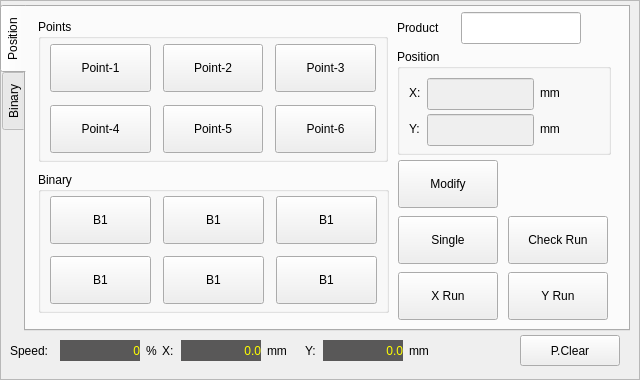
The window that hcmanualoperation/ichcmanualoperationpageframe.ui (GaussCheng/2-5AxisPunch) describes before a commit, drawn with Qt 5.
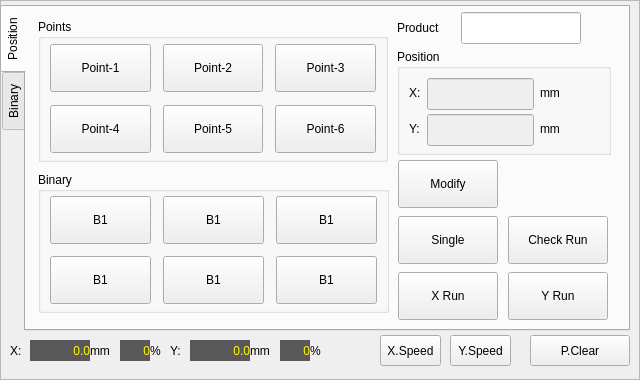
The same window after the commit. Custom widgets are drawn as their Qt base class.

```diff
--- a/hcmanualoperation/ichcmanualoperationpageframe.ui
+++ b/hcmanualoperation/ichcmanualoperationpageframe.ui
@@ -1348,34 +1348,15 @@
     </layout>
    </widget>
   </widget>
-  <widget class="QLabel" name="label_8">
-   <property name="geometry">
-    <rect>
-     <x>10</x>
-     <y>340</y>
-     <width>44</width>
-     <height>21</height>
-    </rect>
-   </property>
-   <property name="text">
-    <string>Speed:</string>
-   </property>
-  </widget>
   <widget class="QLabel" name="xCurrentPos">
    <property name="geometry">
     <rect>
-     <x>181</x>
+     <x>30</x>
      <y>340</y>
-     <width>80</width>
+     <width>60</width>
      <height>21</height>
     </rect>
    </property>
-   <property name="minimumSize">
-    <size>
-     <width>80</width>
-     <height>0</height>
-    </size>
-   </property>
    <property name="palette">
     <palette>
      <active>
@@ -1807,7 +1788,7 @@
   <widget class="QLabel" name="label_11">
    <property name="geometry">
     <rect>
-     <x>305</x>
+     <x>170</x>
      <y>340</y>
      <width>16</width>
      <height>21</height>
@@ -1820,7 +1801,7 @@
   <widget class="QLabel" name="label_10">
    <property name="geometry">
     <rect>
-     <x>409</x>
+     <x>250</x>
      <y>340</y>
      <width>31</width>
      <height>21</height>
@@ -1833,7 +1814,7 @@
   <widget class="QLabel" name="label_9">
    <property name="geometry">
     <rect>
-     <x>267</x>
+     <x>90</x>
      <y>340</y>
      <width>31</width>
      <height>21</height>
@@ -1846,18 +1827,12 @@
   <widget class="QLabel" name="yCurrentPos">
    <property name="geometry">
     <rect>
-     <x>323</x>
+     <x>190</x>
      <y>340</y>
-     <width>80</width>
+     <width>60</width>
      <height>21</height>
     </rect>
    </property>
-   <property name="minimumSize">
-    <size>
-     <width>80</width>
-     <height>0</height>
-    </size>
-   </property>
    <property name="palette">
     <palette>
      <active>
@@ -2289,7 +2264,7 @@
   <widget class="QLabel" name="label_12">
    <property name="geometry">
     <rect>
-     <x>146</x>
+     <x>150</x>
      <y>340</y>
      <width>16</width>
      <height>21</height>
@@ -2302,7 +2277,7 @@
   <widget class="QLabel" name="label_7">
    <property name="geometry">
     <rect>
-     <x>162</x>
+     <x>10</x>
      <y>340</y>
      <width>16</width>
      <height>21</height>
@@ -2315,18 +2290,12 @@
   <widget class="QLabel" name="speed">
    <property name="geometry">
     <rect>
-     <x>60</x>
+     <x>120</x>
      <y>340</y>
-     <width>80</width>
+     <width>30</width>
      <height>21</height>
     </rect>
    </property>
-   <property name="minimumSize">
-    <size>
-     <width>80</width>
-     <height>0</height>
-    </size>
-   </property>
    <property name="palette">
     <palette>
      <active>
@@ -2758,7 +2727,7 @@
   <widget class="QPushButton" name="productClear">
    <property name="geometry">
     <rect>
-     <x>520</x>
+     <x>530</x>
      <y>335</y>
      <width>100</width>
      <height>31</height>
@@ -2774,6 +2743,500 @@
     <string>P.Clear</string>
    </property>
   </widget>
+  <widget class="QPushButton" name="xSpeed">
+   <property name="geometry">
+    <rect>
+     <x>380</x>
+     <y>335</y>
+     <width>61</width>
+     <height>31</height>
+    </rect>
+   </property>
+   <property name="sizePolicy">
+    <sizepolicy hsizetype="Minimum" vsizetype="Preferred">
+     <horstretch>0</horstretch>
+     <verstretch>0</verstretch>
+    </sizepolicy>
+   </property>
+   <property name="text">
+    <string>X.Speed</string>
+   </property>
+   <property name="checkable">
+    <bool>true</bool>
+   </property>
+  </widget>
+  <widget class="QPushButton" name="ySpeed">
+   <property name="geometry">
+    <rect>
+     <x>450</x>
+     <y>335</y>
+     <width>61</width>
+     <height>31</height>
+    </rect>
+   </property>
+   <property name="sizePolicy">
+    <sizepolicy hsizetype="Minimum" vsizetype="Preferred">
+     <horstretch>0</horstretch>
+     <verstretch>0</verstretch>
+    </sizepolicy>
+   </property>
+   <property name="text">
+    <string>Y.Speed</string>
+   </property>
+   <property name="checkable">
+    <bool>true</bool>
+   </property>
+  </widget>
+  <widget class="QLabel" name="label_13">
+   <property name="geometry">
+    <rect>
+     <x>310</x>
+     <y>340</y>
+     <width>16</width>
+     <height>21</height>
+    </rect>
+   </property>
+   <property name="text">
+    <string>%</string>
+   </property>
+  </widget>
+  <widget class="QLabel" name="ySpeedLabel">
+   <property name="geometry">
+    <rect>
+     <x>280</x>
+     <y>340</y>
+     <width>30</width>
+     <height>21</height>
+    </rect>
+   </property>
+   <property name="palette">
+    <palette>
+     <active>
+      <colorrole role="WindowText">
+       <brush brushstyle="SolidPattern">
+        <color alpha="255">
+         <red>255</red>
+         <green>255</green>
+         <blue>0</blue>
+        </color>
+       </brush>
+      </colorrole>
+      <colorrole role="Button">
+       <brush brushstyle="SolidPattern">
+        <color alpha="255">
+         <red>89</red>
+         <green>88</green>
+         <blue>88</blue>
+        </color>
+       </brush>
+      </colorrole>
+      <colorrole role="Light">
+       <brush brushstyle="SolidPattern">
+        <color alpha="255">
+         <red>134</red>
+         <green>132</green>
+         <blue>132</blue>
+        </color>
+       </brush>
+      </colorrole>
+      <colorrole role="Midlight">
+       <brush brushstyle="SolidPattern">
+        <color alpha="255">
+         <red>111</red>
+         <green>110</green>
+         <blue>110</blue>
+        </color>
+       </brush>
+      </colorrole>
+      <colorrole role="Dark">
+       <brush brushstyle="SolidPattern">
+        <color alpha="255">
+         <red>44</red>
+         <green>44</green>
+         <blue>44</blue>
+        </color>
+       </brush>
+      </colorrole>
+      <colorrole role="Mid">
+       <brush brushstyle="SolidPattern">
+        <color alpha="255">
+         <red>59</red>
+         <green>58</green>
+         <blue>58</blue>
+        </color>
+       </brush>
+      </colorrole>
+      <colorrole role="Text">
+       <brush brushstyle="SolidPattern">
+        <color alpha="255">
+         <red>255</red>
+         <green>255</green>
+         <blue>0</blue>
+        </color>
+       </brush>
+      </colorrole>
+      <colorrole role="BrightText">
+       <brush brushstyle="SolidPattern">
+        <color alpha="255">
+         <red>255</red>
+         <green>255</green>
+         <blue>255</blue>
+        </color>
+       </brush>
+      </colorrole>
+      <colorrole role="ButtonText">
+       <brush brushstyle="SolidPattern">
+        <color alpha="255">
+         <red>255</red>
+         <green>255</green>
+         <blue>255</blue>
+        </color>
+       </brush>
+      </colorrole>
+      <colorrole role="Base">
+       <brush brushstyle="SolidPattern">
+        <color alpha="255">
+         <red>0</red>
+         <green>0</green>
+         <blue>0</blue>
+        </color>
+       </brush>
+      </colorrole>
+      <colorrole role="Window">
+       <brush brushstyle="SolidPattern">
+        <color alpha="255">
+         <red>89</red>
+         <green>88</green>
+         <blue>88</blue>
+        </color>
+       </brush>
+      </colorrole>
+      <colorrole role="Shadow">
+       <brush brushstyle="SolidPattern">
+        <color alpha="255">
+         <red>0</red>
+         <green>0</green>
+         <blue>0</blue>
+        </color>
+       </brush>
+      </colorrole>
+      <colorrole role="AlternateBase">
+       <brush brushstyle="SolidPattern">
+        <color alpha="255">
+         <red>44</red>
+         <green>44</green>
+         <blue>44</blue>
+        </color>
+       </brush>
+      </colorrole>
+      <colorrole role="ToolTipBase">
+       <brush brushstyle="SolidPattern">
+        <color alpha="255">
+         <red>255</red>
+         <green>255</green>
+         <blue>220</blue>
+        </color>
+       </brush>
+      </colorrole>
+      <colorrole role="ToolTipText">
+       <brush brushstyle="SolidPattern">
+        <color alpha="255">
+         <red>0</red>
+         <green>0</green>
+         <blue>0</blue>
+        </color>
+       </brush>
+      </colorrole>
+     </active>
+     <inactive>
+      <colorrole role="WindowText">
+       <brush brushstyle="SolidPattern">
+        <color alpha="255">
+         <red>255</red>
+         <green>255</green>
+         <blue>0</blue>
+        </color>
+       </brush>
+      </colorrole>
+      <colorrole role="Button">
+       <brush brushstyle="SolidPattern">
+        <color alpha="255">
+         <red>89</red>
+         <green>88</green>
+         <blue>88</blue>
+        </color>
+       </brush>
+      </colorrole>
+      <colorrole role="Light">
+       <brush brushstyle="SolidPattern">
+        <color alpha="255">
+         <red>134</red>
+         <green>132</green>
+         <blue>132</blue>
+        </color>
+       </brush>
+      </colorrole>
+      <colorrole role="Midlight">
+       <brush brushstyle="SolidPattern">
+        <color alpha="255">
+         <red>111</red>
+         <green>110</green>
+         <blue>110</blue>
+        </color>
+       </brush>
+      </colorrole>
+      <colorrole role="Dark">
+       <brush brushstyle="SolidPattern">
+        <color alpha="255">
+         <red>44</red>
+         <green>44</green>
+         <blue>44</blue>
+        </color>
+       </brush>
+      </colorrole>
+      <colorrole role="Mid">
+       <brush brushstyle="SolidPattern">
+        <color alpha="255">
+         <red>59</red>
+         <green>58</green>
+         <blue>58</blue>
+        </color>
+       </brush>
+      </colorrole>
+      <colorrole role="Text">
+       <brush brushstyle="SolidPattern">
+        <color alpha="255">
+         <red>255</red>
+         <green>255</green>
+         <blue>0</blue>
+        </color>
+       </brush>
+      </colorrole>
+      <colorrole role="BrightText">
+       <brush brushstyle="SolidPattern">
+        <color alpha="255">
+         <red>255</red>
+         <green>255</green>
+         <blue>255</blue>
+        </color>
+       </brush>
+      </colorrole>
+      <colorrole role="ButtonText">
+       <brush brushstyle="SolidPattern">
+        <color alpha="255">
+         <red>255</red>
+         <green>255</green>
+         <blue>255</blue>
+        </color>
+       </brush>
+      </colorrole>
+      <colorrole role="Base">
+       <brush brushstyle="SolidPattern">
+        <color alpha="255">
+         <red>0</red>
+         <green>0</green>
+         <blue>0</blue>
+        </color>
+       </brush>
+      </colorrole>
+      <colorrole role="Window">
+       <brush brushstyle="SolidPattern">
+        <color alpha="255">
+         <red>89</red>
+         <green>88</green>
+         <blue>88</blue>
+        </color>
+       </brush>
+      </colorrole>
+      <colorrole role="Shadow">
+       <brush brushstyle="SolidPattern">
+        <color alpha="255">
+         <red>0</red>
+         <green>0</green>
+         <blue>0</blue>
+        </color>
+       </brush>
+      </colorrole>
+      <colorrole role="AlternateBase">
+       <brush brushstyle="SolidPattern">
+        <color alpha="255">
+         <red>44</red>
+         <green>44</green>
+         <blue>44</blue>
+        </color>
+       </brush>
+      </colorrole>
+      <colorrole role="ToolTipBase">
+       <brush brushstyle="SolidPattern">
+        <color alpha="255">
+         <red>255</red>
+         <green>255</green>
+         <blue>220</blue>
+        </color>
+       </brush>
+      </colorrole>
+      <colorrole role="ToolTipText">
+       <brush brushstyle="SolidPattern">
+        <color alpha="255">
+         <red>0</red>
+         <green>0</green>
+         <blue>0</blue>
+        </color>
+       </brush>
+      </colorrole>
+     </inactive>
+     <disabled>
+      <colorrole role="WindowText">
+       <brush brushstyle="SolidPattern">
+        <color alpha="255">
+         <red>44</red>
+         <green>44</green>
+         <blue>44</blue>
+        </color>
+       </brush>
+      </colorrole>
+      <colorrole role="Button">
+       <brush brushstyle="SolidPattern">
+        <color alpha="255">
+         <red>89</red>
+         <green>88</green>
+         <blue>88</blue>
+        </color>
+       </brush>
+      </colorrole>
+      <colorrole role="Light">
+       <brush brushstyle="SolidPattern">
+        <color alpha="255">
+         <red>134</red>
+         <green>132</green>
+         <blue>132</blue>
+        </color>
+       </brush>
+      </colorrole>
+      <colorrole role="Midlight">
+       <brush brushstyle="SolidPattern">
+        <color alpha="255">
+         <red>111</red>
+         <green>110</green>
+         <blue>110</blue>
+        </color>
+       </brush>
+      </colorrole>
+      <colorrole role="Dark">
+       <brush brushstyle="SolidPattern">
+        <color alpha="255">
+         <red>44</red>
+         <green>44</green>
+         <blue>44</blue>
+        </color>
+       </brush>
+      </colorrole>
+      <colorrole role="Mid">
+       <brush brushstyle="SolidPattern">
+        <color alpha="255">
+         <red>59</red>
+         <green>58</green>
+         <blue>58</blue>
+        </color>
+       </brush>
+      </colorrole>
+      <colorrole role="Text">
+       <brush brushstyle="SolidPattern">
+        <color alpha="255">
+         <red>44</red>
+         <green>44</green>
+         <blue>44</blue>
+        </color>
+       </brush>
+      </colorrole>
+      <colorrole role="BrightText">
+       <brush brushstyle="SolidPattern">
+        <color alpha="255">
+         <red>255</red>
+         <green>255</green>
+         <blue>255</blue>
+        </color>
+       </brush>
+      </colorrole>
+      <colorrole role="ButtonText">
+       <brush brushstyle="SolidPattern">
+        <color alpha="255">
+         <red>44</red>
+         <green>44</green>
+         <blue>44</blue>
+        </color>
+       </brush>
+      </colorrole>
+      <colorrole role="Base">
+       <brush brushstyle="SolidPattern">
+        <color alpha="255">
+         <red>89</red>
+         <green>88</green>
+         <blue>88</blue>
+        </color>
+       </brush>
+      </colorrole>
+      <colorrole role="Window">
+       <brush brushstyle="SolidPattern">
+        <color alpha="255">
+         <red>89</red>
+         <green>88</green>
+         <blue>88</blue>
+        </color>
+       </brush>
+      </colorrole>
+      <colorrole role="Shadow">
+       <brush brushstyle="SolidPattern">
+        <color alpha="255">
+         <red>0</red>
+         <green>0</green>
+         <blue>0</blue>
+        </color>
+       </brush>
+      </colorrole>
+      <colorrole role="AlternateBase">
+       <brush brushstyle="SolidPattern">
+        <color alpha="255">
+         <red>89</red>
+         <green>88</green>
+         <blue>88</blue>
+        </color>
+       </brush>
+      </colorrole>
+      <colorrole role="ToolTipBase">
+       <brush brushstyle="SolidPattern">
+        <color alpha="255">
+         <red>255</red>
+         <green>255</green>
+         <blue>220</blue>
+        </color>
+       </brush>
+      </colorrole>
+      <colorrole role="ToolTipText">
+       <brush brushstyle="SolidPattern">
+        <color alpha="255">
+         <red>0</red>
+         <green>0</green>
+         <blue>0</blue>
+        </color>
+       </brush>
+      </colorrole>
+     </disabled>
+    </palette>
+   </property>
+   <property name="autoFillBackground">
+    <bool>true</bool>
+   </property>
+   <property name="text">
+    <string>0</string>
+   </property>
+   <property name="textFormat">
+    <enum>Qt::PlainText</enum>
+   </property>
+   <property name="alignment">
+    <set>Qt::AlignRight|Qt::AlignTrailing|Qt::AlignVCenter</set>
+   </property>
+  </widget>
  </widget>
  <customwidgets>
   <customwidget>
```
Left out of the diff: 103 changed lines with no effect on the pictures.
